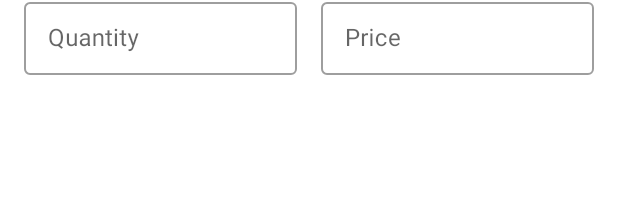
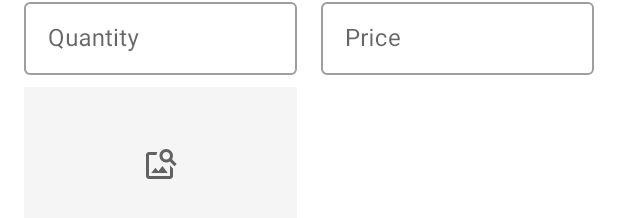
Before and after one commit to Bikcodeh/Nilo-Partner, an Android app: the layout fragment_dialog_add.xml on its own in the app's theme, with its tools: preview values and no code run, on a phone screen of 412 x 824 dp. Shown: the part 216-434 px from the top of the screen. Run offline under Robolectric (Android 15) with nearby library versions, the phone set to English and light mode, and no system bars.

Commit message:
implements upload image from device and upload to cloud storage

```diff
--- a/app/build.gradle
+++ b/app/build.gradle
@@ -50,6 +50,10 @@ dependencies {
     //Cloud firestore
     implementation 'com.google.firebase:firebase-firestore-ktx'
 
+    //Cloud storage
+    implementation 'com.google.firebase:firebase-storage-ktx'
+
+
     testImplementation 'junit:junit:4.+'
     androidTestImplementation 'androidx.test.ext:junit:1.1.3'
     androidTestImplementation 'androidx.test.espresso:espresso-core:3.4.0'
--- a/app/src/main/java/com/bikcode/nilopartner/presentation/util/Constants.kt
+++ b/app/src/main/java/com/bikcode/nilopartner/presentation/util/Constants.kt
@@ -2,4 +2,5 @@ package com.bikcode.nilopartner.presentation.util
 
 object Constants {
     const val PRODUCTS_COLLECTION = "products"
+    const val PATH_PRODUCTS_IMAGES = "product_images"
 }
--- /dev/null
+++ b/app/src/main/res/drawable/ic_image_search.xml
@@ -0,0 +1,10 @@
+<vector xmlns:android="http://schemas.android.com/apk/res/android"
+    android:width="24dp"
+    android:height="24dp"
+    android:viewportWidth="24"
+    android:viewportHeight="24"
+    android:tint="?attr/colorControlNormal">
+  <path
+      android:fillColor="@android:color/white"
+      android:pathData="M18,13v7L4,20L4,6h5.02c0.05,-0.71 0.22,-1.38 0.48,-2L4,4c-1.1,0 -2,0.9 -2,2v14c0,1.1 0.9,2 2,2h14c1.1,0 2,-0.9 2,-2v-5l-2,-2zM16.5,18h-11l2.75,-3.53 1.96,2.36 2.75,-3.54zM19.3,8.89c0.44,-0.7 0.7,-1.51 0.7,-2.39C20,4.01 17.99,2 15.5,2S11,4.01 11,6.5s2.01,4.5 4.49,4.5c0.88,0 1.7,-0.26 2.39,-0.7L21,13.42 22.42,12 19.3,8.89zM15.5,9C14.12,9 13,7.88 13,6.5S14.12,4 15.5,4 18,5.12 18,6.5 16.88,9 15.5,9z"/>
+</vector>
--- a/app/src/main/res/layout/fragment_dialog_add.xml
+++ b/app/src/main/res/layout/fragment_dialog_add.xml
@@ -90,4 +90,27 @@
 
     </com.google.android.material.textfield.TextInputLayout>
 
+    <androidx.appcompat.widget.AppCompatImageView
+        android:id="@+id/imgProductPreview"
+        android:layout_width="0dp"
+        android:layout_height="0dp"
+        android:layout_marginTop="@dimen/common_padding_min"
+        android:layout_marginEnd="@dimen/common_padding_min"
+        android:background="@color/gray_100"
+        app:layout_constraintStart_toStartOf="parent"
+        app:layout_constraintEnd_toEndOf="@id/guidelineMiddle"
+        app:layout_constraintTop_toBottomOf="@+id/tilQuantity"
+        app:layout_constraintDimensionRatio="16:9" />
+
+    <androidx.appcompat.widget.AppCompatImageButton
+        android:id="@+id/ibProduct"
+        android:layout_width="0dp"
+        android:layout_height="0dp"
+        android:background="?attr/selectableItemBackground"
+        android:src="@drawable/ic_image_search"
+        app:layout_constraintStart_toStartOf="@id/imgProductPreview"
+        app:layout_constraintEnd_toEndOf="@id/imgProductPreview"
+        app:layout_constraintTop_toTopOf="@id/imgProductPreview"
+        app:layout_constraintBottom_toBottomOf="@id/imgProductPreview" />
+
 </androidx.constraintlayout.widget.ConstraintLayout>
--- a/app/src/main/res/layout/item_product.xml
+++ b/app/src/main/res/layout/item_product.xml
@@ -14,7 +14,7 @@
             android:id="@+id/imgProduct"
             android:layout_width="@dimen/product_img_width"
             android:layout_height="0dp"
-            android:background="@color/white_smoke"
+            android:background="@color/gray_100"
             app:layout_constraintStart_toStartOf="parent"
             app:layout_constraintTop_toTopOf="parent"
             app:layout_constraintDimensionRatio="1:1" />
--- a/app/src/main/res/values/colors.xml
+++ b/app/src/main/res/values/colors.xml
@@ -20,5 +20,5 @@
     <color name="yellow_a400_dark">#c7b800</color>
 
     <color name="light_blu_800_dark">#004c8c</color>
-    <color name="white_smoke">#f5f5f5</color>
+    <color name="gray_100">#f5f5f5</color>
 </resources>
```
Also changed, not shown: app/src/main/java/com/bikcode/nilopartner/presentation/ui/dialog/AddDialogFragment.kt (+59 -8 lines), app/src/main/java/com/bikcode/nilopartner/presentation/util/EventPost.kt (added, +7 -0 lines).
